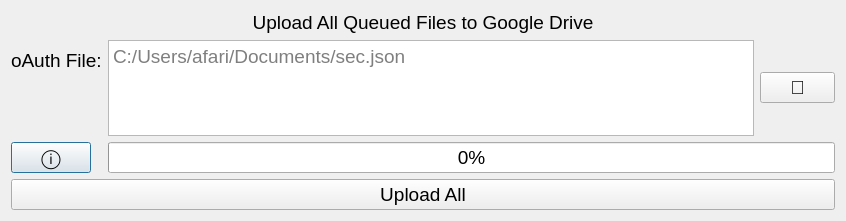
The window that Utilities/GoogleDriveHandler/GDriveDataExport/upload_all_drive_files.ui (Georgia-Tech-Off-Road/GTORDaata) describes before a commit, drawn with Qt 5.
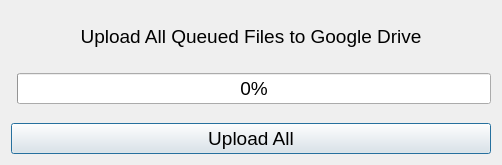
The same window after the commit.

Commit message: oAuth file no longer asked

```diff
--- a/Utilities/GoogleDriveHandler/GDriveDataExport/upload_all_drive_files.ui
+++ b/Utilities/GoogleDriveHandler/GDriveDataExport/upload_all_drive_files.ui
@@ -6,8 +6,8 @@
    <rect>
     <x>0</x>
     <y>0</y>
-    <width>846</width>
-    <height>221</height>
+    <width>502</width>
+    <height>165</height>
    </rect>
   </property>
   <property name="sizePolicy">
@@ -39,13 +39,6 @@
      </item>
      <item>
       <layout class="QFormLayout" name="formLayout">
-       <item row="2" column="0">
-        <widget class="QPushButton" name="oAuth_info">
-         <property name="text">
-          <string>ⓘ</string>
-         </property>
-        </widget>
-       </item>
        <item row="2" column="1">
         <widget class="QProgressBar" name="progressBar">
          <property name="value">
@@ -74,39 +67,9 @@
           <property name="bottomMargin">
            <number>0</number>
           </property>
-          <item row="0" column="0">
-           <widget class="QPlainTextEdit" name="oAuth_file_entry">
-            <property name="readOnly">
-             <bool>false</bool>
-            </property>
-            <property name="placeholderText">
-             <string>C:/Users/afari/Documents/sec.json</string>
-            </property>
-           </widget>
-          </item>
-          <item row="0" column="1">
-           <widget class="QPushButton" name="selectFile">
-            <property name="maximumSize">
-             <size>
-              <width>75</width>
-              <height>16777215</height>
-             </size>
-            </property>
-            <property name="text">
-             <string>📁</string>
-            </property>
-           </widget>
-          </item>
          </layout>
         </widget>
        </item>
-       <item row="0" column="0">
-        <widget class="QLabel" name="label">
-         <property name="text">
-          <string>oAuth File:</string>
-         </property>
-        </widget>
-       </item>
       </layout>
      </item>
     </layout>
```
The commit also changes 9 other files.
